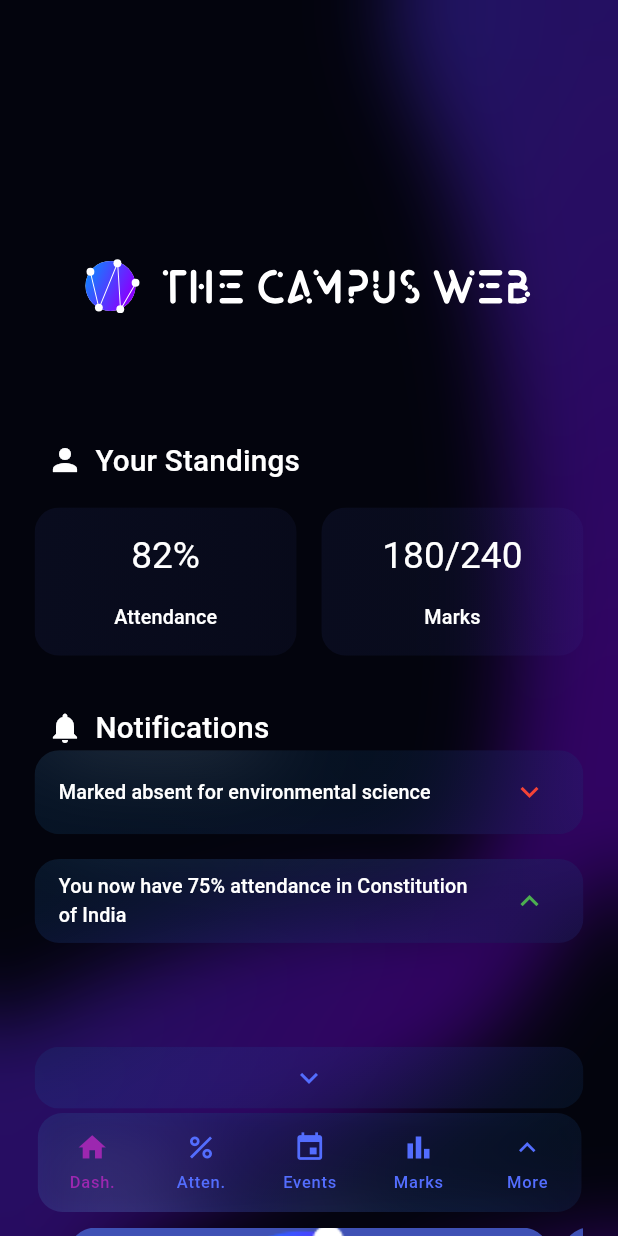
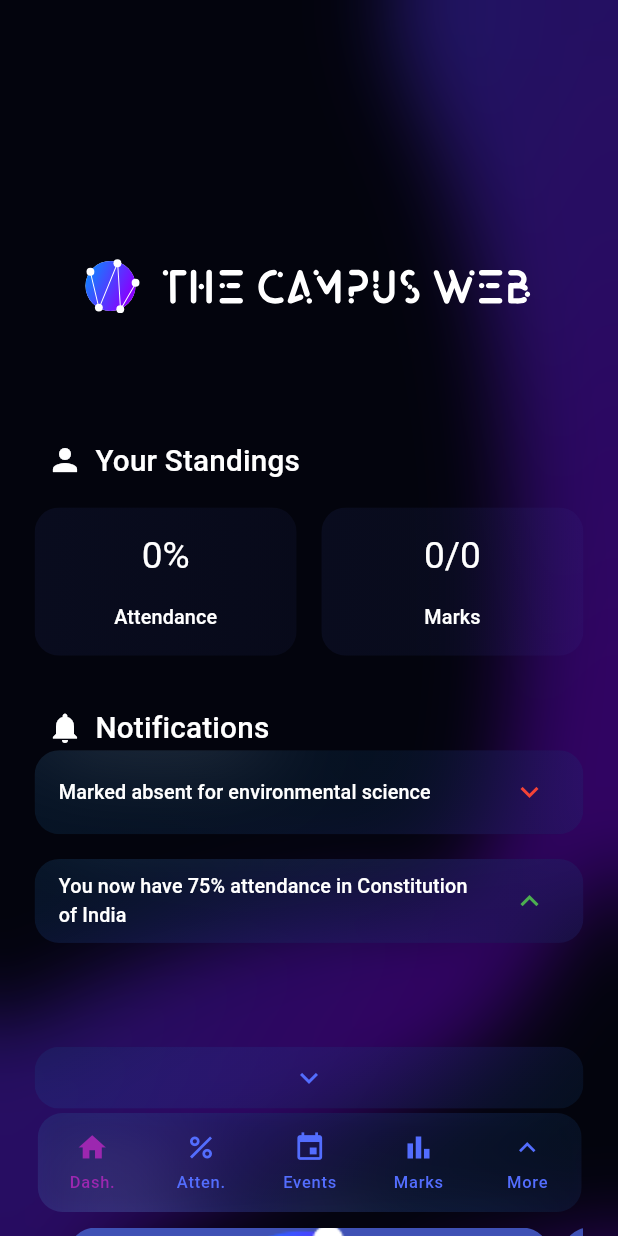
Before and after one commit to TanishqPokharia/CampusApp, a Flutter app: the NavigationMenu screen opened by its route, on a phone screen of 412 x 824 dp. Run offline on Flutter 3.47's test engine with Material 3 defaults, Android fonts, the phone set to English and light mode, and no system bars; drawn by our look-alikes of blur, flutter_carousel_widget; our stand-ins replace awesome_bottom_bar, fl_chart, flutter_riverpod, flutter_secure_storage, flutter_svg, glass; accounts and stored records are empty; network calls fail.

Commit message:
feat: dashboard providers created

```diff
--- /dev/null
+++ b/lib/providers/auth/auth_loading_provider.dart
@@ -0,0 +1,5 @@
+import 'package:flutter_riverpod/flutter_riverpod.dart';
+
+final authLoadingProvider = StateProvider<bool>((ref) {
+  return false;
+});
--- /dev/null
+++ b/lib/providers/auth/auth_notifier_provider.dart
@@ -0,0 +1,6 @@
+import 'package:campus_app/notifiers/auth_notifier.dart';
+import 'package:flutter_riverpod/flutter_riverpod.dart';
+
+final authNotifierProvider = StateNotifierProvider((ref) {
+  return AuthNotifier(ref);
+});
--- /dev/null
+++ b/lib/providers/user_data/user_data_provider.dart
@@ -0,0 +1,8 @@
+import 'package:campus_app/models/user_data.dart';
+import 'package:campus_app/providers/user_data/user_data_notifier_provider.dart';
+import 'package:flutter_riverpod/flutter_riverpod.dart';
+
+final userDataProvider = FutureProvider<UserData>((ref) async {
+  final userDataNotifier = ref.read(userDataNotifierProvider.notifier);
+  return userDataNotifier.getUserData();
+});
--- a/lib/screens/dashboard_screen.dart
+++ b/lib/screens/dashboard_screen.dart
@@ -1,14 +1,16 @@
 import 'package:campus_app/main.dart';
+import 'package:campus_app/providers/user_data/user_data_provider.dart';
 import 'package:campus_app/widgets/screen_base.dart';
 import 'package:flutter/material.dart';
+import 'package:flutter_riverpod/flutter_riverpod.dart';
 import 'package:flutter_svg/flutter_svg.dart';
 import 'package:campus_app/widgets/dashboard_widgets/dashboard_widgets.dart';
 
-class DashboardScreen extends StatelessWidget {
+class DashboardScreen extends ConsumerWidget {
   const DashboardScreen({super.key});
 
   @override
-  Widget build(BuildContext context) {
+  Widget build(BuildContext context, WidgetRef ref) {
     return ScreenBase(
       child: Column(
         crossAxisAlignment: CrossAxisAlignment.center,
@@ -24,22 +26,97 @@ class DashboardScreen extends StatelessWidget {
               title: "Your Standings",
             ),
           ),
-          Container(
+          ref.watch(userDataProvider).when(
+            loading: () {
+              return Container(
                   margin: EdgeInsets.all(context.responsiveSize(20)),
                   height: context.responsiveSize(120),
                   child: Row(
                     mainAxisAlignment: MainAxisAlignment.spaceEvenly,
                     children: [
                       const Expanded(
-                      child: YourStanding(top: "82%", bottom: "Attendance")),
+                          child:
+                              YourStanding(top: "82%", bottom: "Attendance")),
                       SizedBox(
                         width: context.responsiveSize(20),
                       ),
                       const Expanded(
-                    child: YourStanding(top: "180/240", bottom: "Marks"),
+                        child: YourStanding(top: "Loading", bottom: "Marks"),
                       )
                     ],
-              )),
+                  ));
+            },
+            data: (data) {
+              if (data.testPerformances.isEmpty || data.courses.isEmpty) {
+                return Container(
+                    margin: EdgeInsets.all(context.responsiveSize(20)),
+                    height: context.responsiveSize(120),
+                    child: Row(
+                      mainAxisAlignment: MainAxisAlignment.spaceEvenly,
+                      children: [
+                        const Expanded(
+                            child:
+                                YourStanding(top: "0%", bottom: "Attendance")),
+                        SizedBox(
+                          width: context.responsiveSize(20),
+                        ),
+                        const Expanded(
+                          child: YourStanding(top: "0/0", bottom: "Marks"),
+                        )
+                      ],
+                    ));
+              }
+              print(data);
+              final marks = data.testPerformances
+                  .map((e) => e.totalMarks)
+                  .reduce((value, element) => value + element);
+              final marksGot = data.testPerformances
+                  .map((e) => e.totalMarkGot)
+                  .reduce((value, element) => value + element);
+              final attendance = data.courses
+                      .map((course) => double.parse(course.attendancePercent))
+                      .reduce((value, element) => value + element) /
+                  data.courses.length;
+              return Container(
+                  margin: EdgeInsets.all(context.responsiveSize(20)),
+                  height: context.responsiveSize(120),
+                  child: Row(
+                    mainAxisAlignment: MainAxisAlignment.spaceEvenly,
+                    children: [
+                      Expanded(
+                          child: YourStanding(
+                              top: "${attendance.roundToDouble()}%",
+                              bottom: "Attendance")),
+                      SizedBox(
+                        width: context.responsiveSize(20),
+                      ),
+                      Expanded(
+                        child: YourStanding(
+                            top: "$marksGot/$marks", bottom: "Marks"),
+                      )
+                    ],
+                  ));
+            },
+            error: (error, stackTrace) {
+              return Container(
+                  margin: EdgeInsets.all(context.responsiveSize(20)),
+                  height: context.responsiveSize(120),
+                  child: Row(
+                    mainAxisAlignment: MainAxisAlignment.spaceEvenly,
+                    children: [
+                      const Expanded(
+                          child:
+                              YourStanding(top: "82%", bottom: "Attendance")),
+                      SizedBox(
+                        width: context.responsiveSize(20),
+                      ),
+                      const Expanded(
+                        child: YourStanding(top: "0/0", bottom: "Marks"),
+                      )
+                    ],
+                  ));
+            },
+          ),
           Container(
             margin: EdgeInsets.only(top: context.responsiveSize(20)),
             child: const FeatureTitle(
--- a/lib/screens/navigation_menu_screen.dart
+++ b/lib/screens/navigation_menu_screen.dart
@@ -1,13 +1,9 @@
 import 'package:campus_app/main.dart';
 import 'package:campus_app/screens/events_screen.dart';
-import 'package:campus_app/screens/sign_in_screen.dart';
-import 'package:campus_app/widgets/marks_widgets/marks_widget.dart';
 import 'package:flutter/material.dart';
-import 'package:campus_app/main.dart';
 
 import 'package:campus_app/screens/dashboard_screen.dart';
 import 'package:campus_app/screens/attendance_screen.dart';
-import 'package:campus_app/screens/events_screen.dart';
 import 'package:campus_app/screens/marks_screen.dart';
 import 'package:campus_app/screens/more_screen.dart';
 
--- a/lib/widgets/planner_widgets/calendar.dart
+++ b/lib/widgets/planner_widgets/calendar.dart
@@ -1,7 +1,4 @@
-import 'dart:math';
-
 import 'package:campus_app/main.dart';
-import 'package:flutter/cupertino.dart';
 import 'package:flutter/material.dart';
 import 'package:flutter_svg/flutter_svg.dart';
 import 'package:glass/glass.dart';
--- a/pubspec.yaml
+++ b/pubspec.yaml
@@ -39,10 +39,11 @@ dependencies:
   flutter_svg: ^2.0.10+1
   blur: ^3.1.0
   awesome_bottom_bar: ^1.2.4
-  flutter_carousel_widget: ^2.2.0
   fl_chart: ^0.68.0
   flutter_secure_storage: ^9.2.2
   http: ^1.2.2
+  flutter_carousel_widget: ^2.3.0
+  flutter_riverpod: ^2.5.1
 
 dev_dependencies:
   flutter_test:
```
Also changed, not shown: lib/main.dart (+6 -3 lines), lib/models/courses.dart (added, +131 -0 lines), lib/models/test_performance.dart (added, +94 -0 lines), lib/models/user_data.dart (added, +12 -0 lines), lib/notifiers/auth_notifier.dart (added, +46 -0 lines), lib/notifiers/user_data_notifier.dart (added, +41 -0 lines), lib/providers/user_data/user_data_notifier_provider.dart (added, +8 -0 lines), lib/screens/sign_in_screen.dart (+37 -51 lines), lib/widgets/button.dart (+3 -9 lines), lib/widgets/event_widgets/event_card.dart (+5 -3 lines), lib/widgets/glass_textformfield.dart (+9 -9 lines), pubspec.lock. Lines whose indentation alone changed are shown as unchanged.
